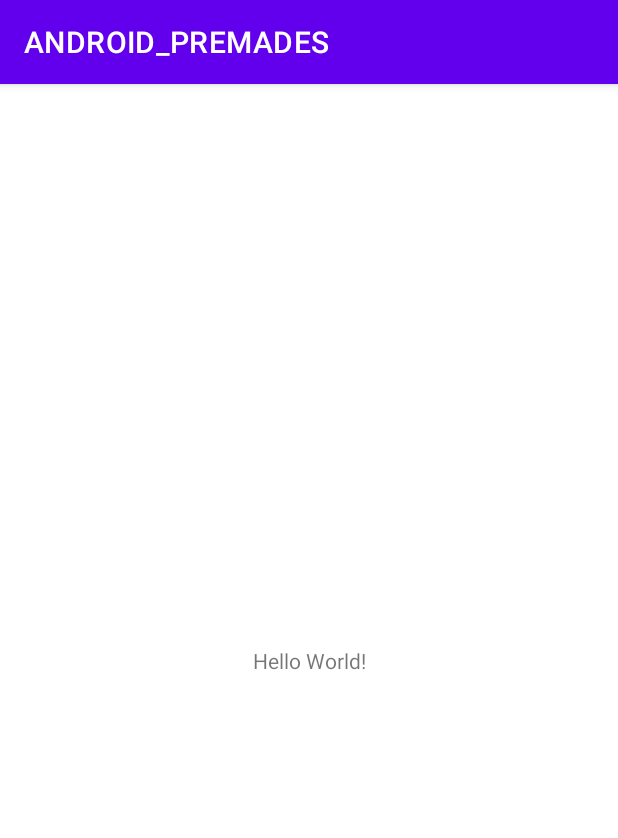
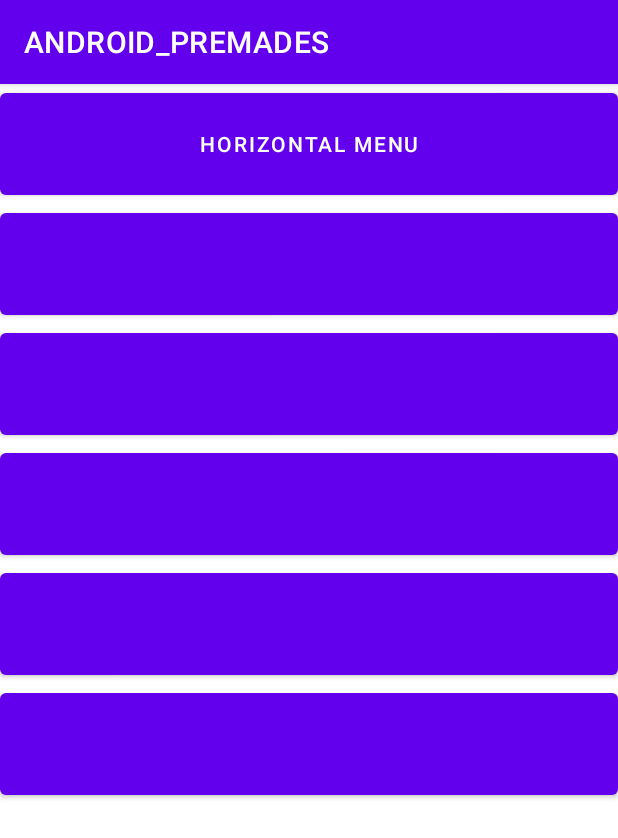
Before and after one commit to Reysey/ANDROID_PREMADES, an Android app: the screen it shows after launch (MainActivity), on a phone screen of 412 x 824 dp. Shown: the top 838 px of the screen. Run offline under Robolectric (Android 15) with nearby library versions, the phone set to English and light mode, and no system bars.

Commit message:
WORKING SET

```diff
--- a/app/src/main/java/dev/reysey/android_premades/MainActivity.java
+++ b/app/src/main/java/dev/reysey/android_premades/MainActivity.java
@@ -2,7 +2,12 @@ package dev.reysey.android_premades;
 
 import androidx.appcompat.app.AppCompatActivity;
 
+import android.content.Intent;
 import android.os.Bundle;
+import android.view.View;
+import android.widget.Button;
+
+import dev.reysey.android_premades.Activities.RecyclerView.Activity_Model_1;
 import dev.reysey.android_premades.R;
 
 public class MainActivity extends AppCompatActivity {
@@ -11,5 +16,14 @@ public class MainActivity extends AppCompatActivity {
     protected void onCreate(Bundle savedInstanceState) {
         super.onCreate(savedInstanceState);
         setContentView(R.layout.activity_main);
+
+        Button btn_1 = findViewById(R.id.btn_1);
+
+        btn_1.setOnClickListener(new View.OnClickListener() {
+            @Override
+            public void onClick(View v) {
+                startActivity(new Intent(getApplicationContext(), Activity_Model_1.class));
+            }
+        });
     }
 }
--- a/app/src/main/res/layout/activity_main.xml
+++ b/app/src/main/res/layout/activity_main.xml
@@ -1,18 +1,48 @@
 <?xml version="1.0" encoding="utf-8"?>
-<androidx.constraintlayout.widget.ConstraintLayout xmlns:android="http://schemas.android.com/apk/res/android"
+<LinearLayout
+    xmlns:android="http://schemas.android.com/apk/res/android"
     xmlns:app="http://schemas.android.com/apk/res-auto"
     xmlns:tools="http://schemas.android.com/tools"
     android:layout_width="match_parent"
     android:layout_height="match_parent"
+    android:orientation="vertical"
     tools:context=".MainActivity">
 
-    <TextView
-        android:layout_width="wrap_content"
-        android:layout_height="wrap_content"
-        android:text="Hello World!"
-        app:layout_constraintBottom_toBottomOf="parent"
-        app:layout_constraintLeft_toLeftOf="parent"
-        app:layout_constraintRight_toRightOf="parent"
-        app:layout_constraintTop_toTopOf="parent" />
+    <Button
+        android:id="@+id/btn_1"
+        android:layout_width="match_parent"
+        android:layout_height="80dp"
+        android:text="HORIZONTAL MENU"
+        />
 
-</androidx.constraintlayout.widget.ConstraintLayout>
+    <Button
+        android:id="@+id/btn_2"
+        android:layout_width="match_parent"
+        android:layout_height="80dp"
+        />
+
+    <Button
+        android:id="@+id/btn_3"
+        android:layout_width="match_parent"
+        android:layout_height="80dp"
+        />
+
+    <Button
+        android:id="@+id/btn_4"
+        android:layout_width="match_parent"
+        android:layout_height="80dp"
+        />
+
+    <Button
+        android:id="@+id/btn_5"
+        android:layout_width="match_parent"
+        android:layout_height="80dp"
+        />
+
+    <Button
+        android:id="@+id/btn_6"
+        android:layout_width="match_parent"
+        android:layout_height="80dp"
+        />
+
+</LinearLayout>
--- a/app/src/main/res/values/strings.xml
+++ b/app/src/main/res/values/strings.xml
@@ -1,3 +1,5 @@
 <resources>
     <string name="app_name">ANDROID_PREMADES</string>
+    <!-- TODO: Remove or change this placeholder text -->
+    <string name="hello_blank_fragment">Hello blank fragment</string>
 </resources>
```
Also changed, not shown: app/build.gradle (+16 -0 lines), app/src/main/AndroidManifest.xml (+18 -1 lines), app/src/main/java/dev/reysey/android_premades/Activities/RecyclerView/Activity_Model_1.java (added, +64 -0 lines), app/src/main/java/dev/reysey/android_premades/Adapters/RecyclerView/Model_1.java (added, +83 -0 lines), app/src/main/java/dev/reysey/android_premades/FragmentActivity.java (added, +15 -0 lines), app/src/main/java/dev/reysey/android_premades/fragments/FragmentBlack.java (added, +66 -0 lines), app/src/main/java/dev/reysey/android_premades/fragments/FragmentGreen.java (added, +66 -0 lines), app/src/main/java/dev/reysey/android_premades/fragments/FragmentRed.java (added, +66 -0 lines), app/src/main/res/layout/activity_fragment.xml (added, +11 -0 lines), app/src/main/res/layout/activity_model1.xml (added, +20 -0 lines), app/src/main/res/layout/fragment_black.xml (added, +14 -0 lines), app/src/main/res/layout/fragment_green.xml (added, +20 -0 lines), app/src/main/res/layout/fragment_red.xml (added, +14 -0 lines), app/src/main/res/layout/layout_item_model_1.xml (added, +49 -0 lines).
